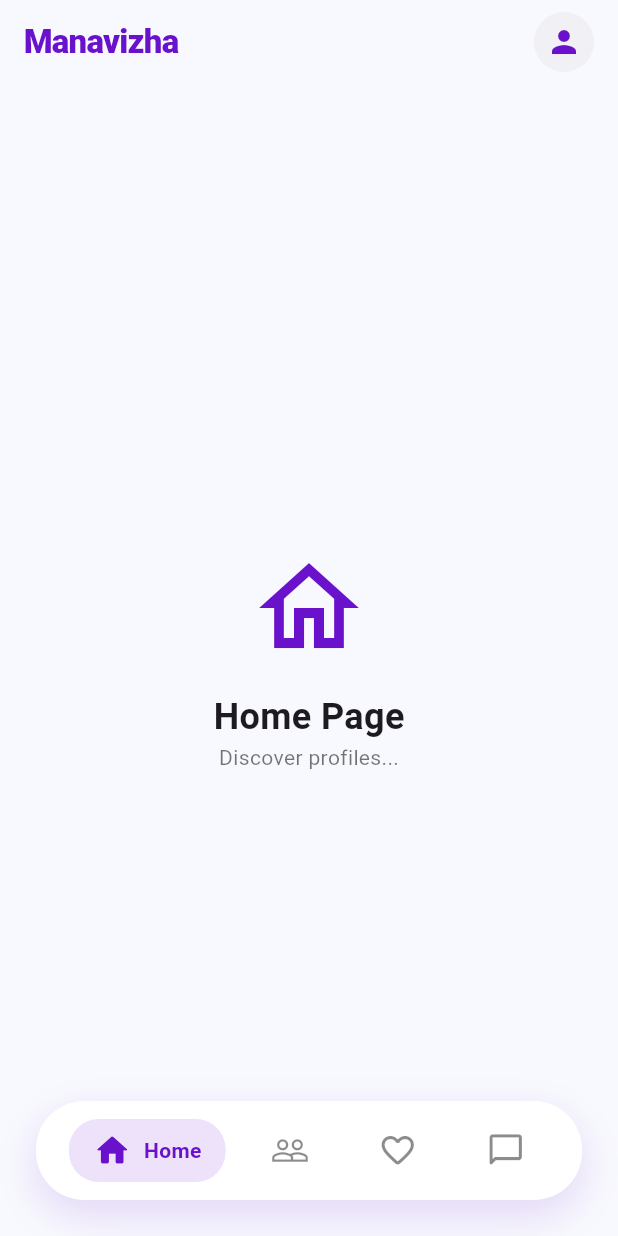
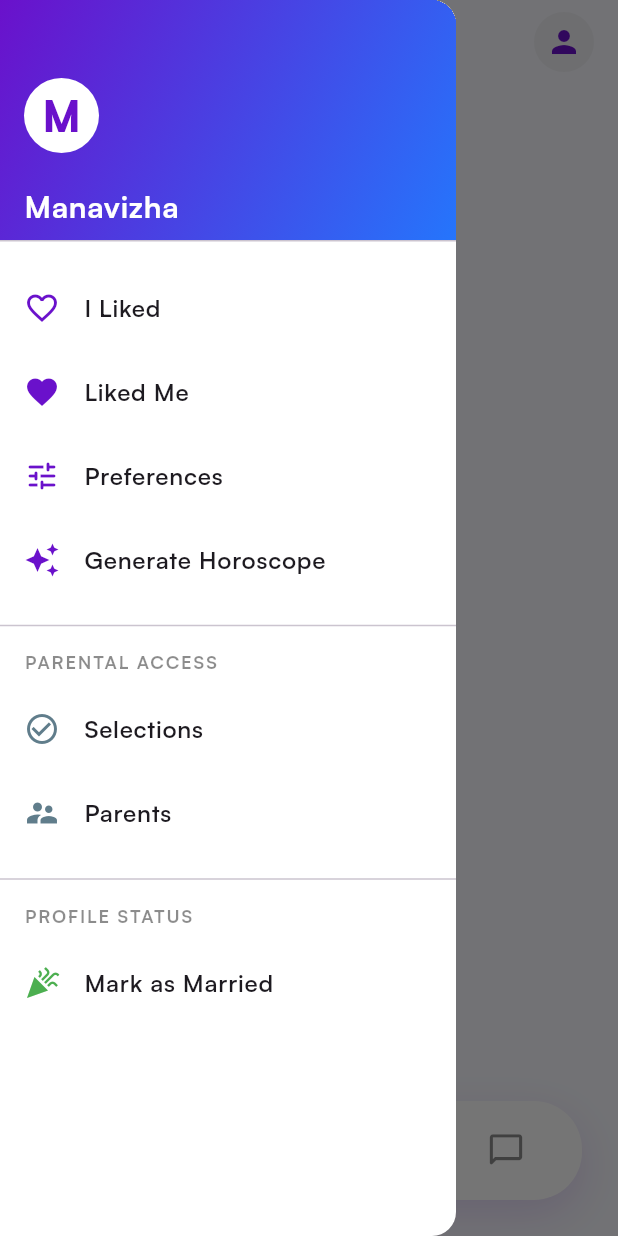
Before and after one commit to Ashwinsid/manavizha-mobileapp, a Flutter app: the UserHomeScreen screen opened directly, with the side drawer open (before the commit the screen has no drawer), on a phone screen of 412 x 824 dp. Run offline on Flutter 3.47's test engine with Material 3 defaults, Android fonts, the phone set to English and light mode, and no system bars; our stand-ins replace supabase_flutter; accounts and stored records are empty.

Commit message:
Changed font to satoshi and added a basic side navigation drawer

```diff
--- a/lib/main.dart
+++ b/lib/main.dart
@@ -22,6 +22,7 @@ class MyApp extends StatelessWidget {
       title: 'Manavizha App',
       debugShowCheckedModeBanner: false,
       theme: ThemeData(
+        fontFamily: 'Satoshi',
         colorScheme: ColorScheme.fromSeed(seedColor: const Color(0xFF6A11CB)),
         useMaterial3: true,
       ),
--- a/lib/user_home_screen.dart
+++ b/lib/user_home_screen.dart
@@ -26,6 +26,135 @@ class _UserHomeScreenState extends State<UserHomeScreen> {
     return Scaffold(
       backgroundColor: const Color(0xFFF8F9FE), // Soft luxury web background
       extendBody: true, // The body content will scroll under the floating bottom nav dock
+      drawer: Drawer(
+        backgroundColor: Colors.white,
+        child: ListView(
+          padding: EdgeInsets.zero,
+          children: [
+            DrawerHeader(
+              decoration: const BoxDecoration(
+                gradient: LinearGradient(
+                  colors: [Color(0xFF6A11CB), Color(0xFF2575FC)],
+                  begin: Alignment.topLeft,
+                  end: Alignment.bottomRight,
+                ),
+              ),
+              child: Column(
+                crossAxisAlignment: CrossAxisAlignment.start,
+                mainAxisAlignment: MainAxisAlignment.end,
+                children: [
+                  Container(
+                    padding: const EdgeInsets.all(12),
+                    decoration: const BoxDecoration(
+                      color: Colors.white,
+                      shape: BoxShape.circle,
+                    ),
+                    child: const Text(
+                      'M',
+                      style: TextStyle(
+                        fontSize: 28,
+                        fontWeight: FontWeight.w900,
+                        color: Color(0xFF6A11CB),
+                      ),
+                    ),
+                  ),
+                  const SizedBox(height: 12),
+                  const Text(
+                    'Manavizha',
+                    style: TextStyle(
+                      color: Colors.white,
+                      fontSize: 20,
+                      fontWeight: FontWeight.bold,
+                    ),
+                  ),
+                ],
+              ),
+            ),
+            const SizedBox(height: 8),
+            // Group 1: General
+            ListTile(
+              leading: const Icon(Icons.favorite_border, color: Color(0xFF6A11CB)),
+              title: const Text('I Liked', style: TextStyle(fontWeight: FontWeight.w600)),
+              onTap: () {
+                // TODO: Navigate to I Liked page
+              },
+            ),
+            ListTile(
+              leading: const Icon(Icons.favorite, color: Color(0xFF6A11CB)),
+              title: const Text('Liked Me', style: TextStyle(fontWeight: FontWeight.w600)),
+              onTap: () {
+                // TODO: Navigate to Liked Me page
+              },
+            ),
+            ListTile(
+              leading: const Icon(Icons.tune_rounded, color: Color(0xFF6A11CB)),
+              title: const Text('Preferences', style: TextStyle(fontWeight: FontWeight.w600)),
+              onTap: () {
+                // TODO: Navigate to Preferences
+              },
+            ),
+            ListTile(
+              leading: const Icon(Icons.auto_awesome, color: Color(0xFF6A11CB)),
+              title: const Text('Generate Horoscope', style: TextStyle(fontWeight: FontWeight.w600)),
+              onTap: () {
+                // TODO: Navigate to Generate Horoscope
+              },
+            ),
+            const Divider(height: 32),
+
+            // Group 2: Parental Access
+            const Padding(
+              padding: EdgeInsets.only(left: 16.0, bottom: 8.0),
+              child: Text(
+                'PARENTAL ACCESS',
+                style: TextStyle(
+                  color: Colors.black45,
+                  fontSize: 12,
+                  fontWeight: FontWeight.bold,
+                  letterSpacing: 1.2,
+                ),
+              ),
+            ),
+            ListTile(
+              leading: const Icon(Icons.check_circle_outline, color: Colors.blueGrey),
+              title: const Text('Selections', style: TextStyle(fontWeight: FontWeight.w600)),
+              onTap: () {
+                // TODO: Navigate to Selections
+              },
+            ),
+            ListTile(
+              leading: const Icon(Icons.supervisor_account, color: Colors.blueGrey),
+              title: const Text('Parents', style: TextStyle(fontWeight: FontWeight.w600)),
+              onTap: () {
+                // TODO: Navigate to Parents
+              },
+            ),
+            const Divider(height: 32),
+
+            // Group 3: Profile Status
+            const Padding(
+              padding: EdgeInsets.only(left: 16.0, bottom: 8.0),
+              child: Text(
+                'PROFILE STATUS',
+                style: TextStyle(
+                  color: Colors.black45,
+                  fontSize: 12,
+                  fontWeight: FontWeight.bold,
+                  letterSpacing: 1.2,
+                ),
+              ),
+            ),
+            ListTile(
+              leading: const Icon(Icons.celebration, color: Colors.green),
+              title: const Text('Mark as Married', style: TextStyle(fontWeight: FontWeight.w600)),
+              onTap: () {
+                // TODO: Trigger Mark as Married logic
+              },
+            ),
+            const SizedBox(height: 24),
+          ],
+        ),
+      ),
       appBar: AppBar(
         title: const Text(
           'Manavizha',
```
Also changed, not shown: pubspec.yaml (+6 -19 lines), assets/fonts/Satoshi-Variable.ttf (added), assets/fonts/Satoshi-VariableItalic.ttf (added).
